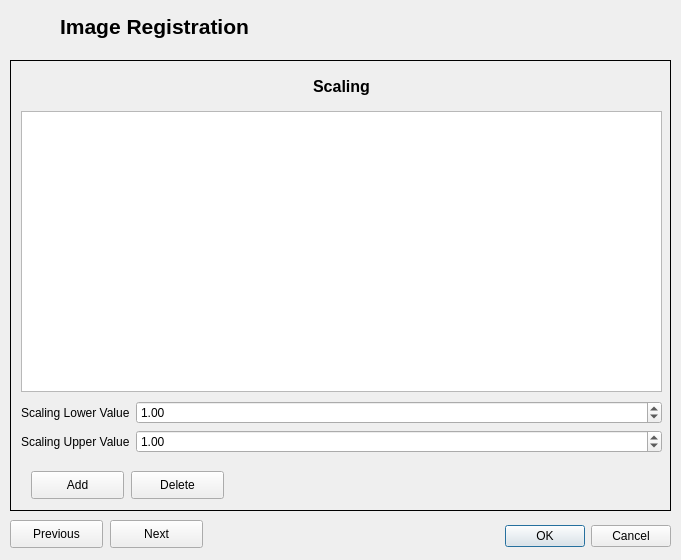
First picture: the form in image_registration/image_registration_dialog_base.ui, repository AUGSignals/qgis-plugins, before the edit.
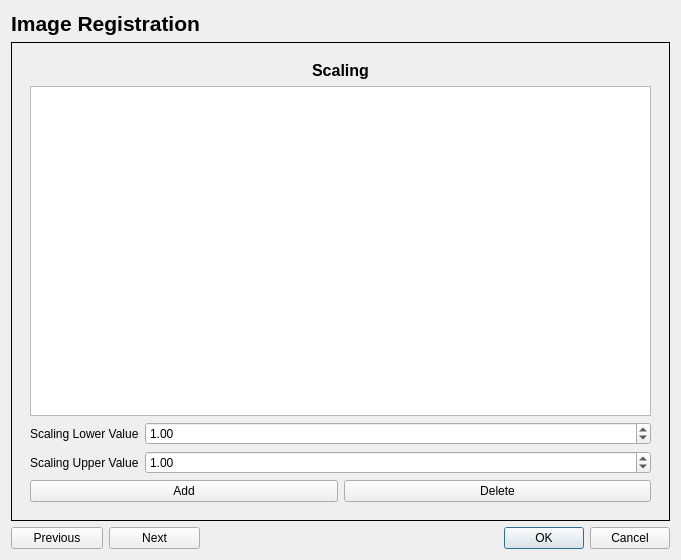
Second picture: the form after the edit. The open tabs and pages were chosen to show the change. Custom widgets are drawn as their Qt base class.

Commit message: GUI auto resize

Diff of the .ui file:
```diff
--- a/image_registration/image_registration_dialog_base.ui
+++ b/image_registration/image_registration_dialog_base.ui
@@ -13,34 +13,9 @@
   <property name="windowTitle">
    <string>Image Registration</string>
   </property>
-  <widget class="QDialogButtonBox" name="button_box">
-   <property name="geometry">
-    <rect>
-     <x>330</x>
-     <y>520</y>
-     <width>341</width>
-     <height>32</height>
-    </rect>
-   </property>
-   <property name="orientation">
-    <enum>Qt::Horizontal</enum>
-   </property>
-   <property name="standardButtons">
-    <set>QDialogButtonBox::Cancel|QDialogButtonBox::Ok</set>
-   </property>
-   <property name="centerButtons">
-    <bool>false</bool>
-   </property>
-  </widget>
+  <layout class="QGridLayout" name="gridLayout">
+   <item row="0" column="0" colspan="2">
   <widget class="QLabel" name="title_label">
-   <property name="geometry">
-    <rect>
-     <x>20</x>
-     <y>10</y>
-     <width>269</width>
-     <height>33</height>
-    </rect>
-   </property>
    <property name="text">
     <string>&lt;!DOCTYPE HTML PUBLIC &quot;-//W3C//DTD HTML 4.0//EN&quot; &quot;http://www.w3.org/TR/REC-html40/strict.dtd&quot;&gt;
 &lt;html&gt;&lt;head&gt;&lt;meta name=&quot;qrichtext&quot; content=&quot;1&quot; /&gt;&lt;style type=&quot;text/css&quot;&gt;
@@ -52,15 +27,9 @@
     <set>Qt::AlignCenter</set>
    </property>
   </widget>
+   </item>
+   <item row="1" column="0" colspan="3">
   <widget class="QStackedWidget" name="stackedWidget">
-   <property name="geometry">
-    <rect>
-     <x>10</x>
-     <y>60</y>
-     <width>661</width>
-     <height>451</height>
-    </rect>
-   </property>
    <property name="frameShape">
     <enum>QFrame::Box</enum>
    </property>
@@ -68,15 +37,8 @@
     <number>0</number>
    </property>
    <widget class="QWidget" name="page">
-    <widget class="QWidget" name="formLayoutWidget">
-     <property name="geometry">
-      <rect>
-       <x>10</x>
-       <y>10</y>
-       <width>641</width>
-       <height>431</height>
-      </rect>
-     </property>
+      <layout class="QGridLayout" name="gridLayout_2">
+       <item row="0" column="0">
      <layout class="QFormLayout" name="formLayout">
       <item row="0" column="0">
        <widget class="QLabel" name="transformationTypeLabel">
@@ -394,66 +356,19 @@
        </widget>
       </item>
      </layout>
-    </widget>
+       </item>
+      </layout>
    </widget>
    <widget class="QWidget" name="page_2">
+      <layout class="QGridLayout" name="gridLayout_3">
+       <item row="0" column="0">
     <widget class="QWidget" name="widget_3" native="true">
-     <property name="geometry">
-      <rect>
-       <x>10</x>
-       <y>10</y>
-       <width>641</width>
-       <height>431</height>
-      </rect>
-     </property>
      <property name="autoFillBackground">
       <bool>false</bool>
      </property>
-     <widget class="QListWidget" name="scalingList">
-      <property name="geometry">
-       <rect>
-        <x>0</x>
-        <y>40</y>
-        <width>641</width>
-        <height>281</height>
-       </rect>
-      </property>
-     </widget>
-     <widget class="QPushButton" name="scalingAddButton">
-      <property name="geometry">
-       <rect>
-        <x>10</x>
-        <y>400</y>
-        <width>93</width>
-        <height>28</height>
-       </rect>
-      </property>
-      <property name="text">
-       <string>Add</string>
-      </property>
-     </widget>
-     <widget class="QPushButton" name="scalingDeleteButton">
-      <property name="geometry">
-       <rect>
-        <x>110</x>
-        <y>400</y>
-        <width>93</width>
-        <height>28</height>
-       </rect>
-      </property>
-      <property name="text">
-       <string>Delete</string>
-      </property>
-     </widget>
+         <layout class="QGridLayout" name="gridLayout_6">
+          <item row="0" column="0" colspan="2">
      <widget class="QLabel" name="title_label_4">
-      <property name="geometry">
-       <rect>
-        <x>0</x>
-        <y>0</y>
-        <width>641</width>
-        <height>31</height>
-       </rect>
-      </property>
       <property name="text">
        <string>&lt;!DOCTYPE HTML PUBLIC &quot;-//W3C//DTD HTML 4.0//EN&quot; &quot;http://www.w3.org/TR/REC-html40/strict.dtd&quot;&gt;
 &lt;html&gt;&lt;head&gt;&lt;meta name=&quot;qrichtext&quot; content=&quot;1&quot; /&gt;&lt;style type=&quot;text/css&quot;&gt;
@@ -465,15 +380,11 @@
        <set>Qt::AlignCenter</set>
       </property>
      </widget>
-     <widget class="QWidget" name="formLayoutWidget_2">
-      <property name="geometry">
-       <rect>
-        <x>0</x>
-        <y>330</y>
-        <width>641</width>
-        <height>61</height>
-       </rect>
-      </property>
+          </item>
+          <item row="1" column="0" colspan="2">
+           <widget class="QListWidget" name="scalingList"/>
+          </item>
+          <item row="2" column="0" colspan="2">
       <layout class="QFormLayout" name="formLayout_2">
        <item row="0" column="0">
         <widget class="QLabel" name="scalingLowerValueLabel">
@@ -510,67 +421,36 @@
         </widget>
        </item>
       </layout>
-     </widget>
-    </widget>
+          </item>
+          <item row="3" column="0">
+           <widget class="QPushButton" name="scalingAddButton">
+            <property name="text">
+             <string>Add</string>
+            </property>
+           </widget>
+          </item>
+          <item row="3" column="1">
+           <widget class="QPushButton" name="scalingDeleteButton">
+            <property name="text">
+             <string>Delete</string>
+            </property>
+           </widget>
+          </item>
+         </layout>
+        </widget>
+       </item>
+      </layout>
    </widget>
    <widget class="QWidget" name="page_3">
+      <layout class="QGridLayout" name="gridLayout_4">
+       <item row="0" column="0">
     <widget class="QWidget" name="widget_2" native="true">
-     <property name="geometry">
-      <rect>
-       <x>10</x>
-       <y>10</y>
-       <width>641</width>
-       <height>431</height>
-      </rect>
-     </property>
      <property name="autoFillBackground">
       <bool>false</bool>
      </property>
-     <widget class="QListWidget" name="featureImageList">
-      <property name="geometry">
-       <rect>
-        <x>0</x>
-        <y>40</y>
-        <width>641</width>
-        <height>281</height>
-       </rect>
-      </property>
-     </widget>
-     <widget class="QPushButton" name="featureImageAddButton">
-      <property name="geometry">
-       <rect>
-        <x>10</x>
-        <y>400</y>
-        <width>93</width>
-        <height>28</height>
-       </rect>
-      </property>
-      <property name="text">
-       <string>Add</string>
-      </property>
-     </widget>
-     <widget class="QPushButton" name="featureImageDeleteButton">
-      <property name="geometry">
-       <rect>
-        <x>110</x>
-        <y>400</y>
-        <width>93</width>
-        <height>28</height>
-       </rect>
-      </property>
-      <property name="text">
-       <string>Delete</string>
-      </property>
-     </widget>
+         <layout class="QGridLayout" name="gridLayout_7">
+          <item row="0" column="0" colspan="2">
      <widget class="QLabel" name="title_label_2">
-      <property name="geometry">
-       <rect>
-        <x>0</x>
-        <y>0</y>
-        <width>641</width>
-        <height>31</height>
-       </rect>
-      </property>
       <property name="text">
        <string>&lt;!DOCTYPE HTML PUBLIC &quot;-//W3C//DTD HTML 4.0//EN&quot; &quot;http://www.w3.org/TR/REC-html40/strict.dtd&quot;&gt;
 &lt;html&gt;&lt;head&gt;&lt;meta name=&quot;qrichtext&quot; content=&quot;1&quot; /&gt;&lt;style type=&quot;text/css&quot;&gt;
@@ -582,15 +462,11 @@
        <set>Qt::AlignCenter</set>
       </property>
      </widget>
-     <widget class="QWidget" name="formLayoutWidget_3">
-      <property name="geometry">
-       <rect>
-        <x>0</x>
-        <y>330</y>
-        <width>641</width>
-        <height>61</height>
-       </rect>
-      </property>
+          </item>
+          <item row="1" column="0" colspan="2">
+           <widget class="QListWidget" name="featureImageList"/>
+          </item>
+          <item row="2" column="0" colspan="2">
       <layout class="QFormLayout" name="formLayout_3">
        <item row="0" column="0">
         <widget class="QLabel" name="featureReferenceImageLabel">
@@ -627,30 +503,41 @@
         </widget>
        </item>
       </layout>
-     </widget>
-    </widget>
+          </item>
+          <item row="3" column="0">
+           <widget class="QPushButton" name="featureImageAddButton">
+            <property name="text">
+             <string>Add</string>
+            </property>
+           </widget>
+          </item>
+          <item row="3" column="1">
+           <widget class="QPushButton" name="featureImageDeleteButton">
+            <property name="text">
+             <string>Delete</string>
+            </property>
+           </widget>
+          </item>
+         </layout>
+        </widget>
+       </item>
+      </layout>
    </widget>
    <widget class="QWidget" name="page_4">
+      <layout class="QGridLayout" name="gridLayout_5">
+       <item row="0" column="0">
     <widget class="QWidget" name="widget_4" native="true">
-     <property name="geometry">
-      <rect>
-       <x>10</x>
-       <y>10</y>
-       <width>641</width>
-       <height>431</height>
-      </rect>
-     </property>
      <property name="autoFillBackground">
       <bool>false</bool>
      </property>
+         <layout class="QGridLayout" name="gridLayout_8">
+          <item row="0" column="0">
      <widget class="QLabel" name="title_label_5">
-      <property name="geometry">
-       <rect>
-        <x>0</x>
-        <y>0</y>
-        <width>641</width>
-        <height>31</height>
-       </rect>
+            <property name="maximumSize">
+             <size>
+              <width>16777215</width>
+              <height>30</height>
+             </size>
       </property>
       <property name="text">
        <string>&lt;!DOCTYPE HTML PUBLIC &quot;-//W3C//DTD HTML 4.0//EN&quot; &quot;http://www.w3.org/TR/REC-html40/strict.dtd&quot;&gt;
@@ -663,15 +550,8 @@
        <set>Qt::AlignCenter</set>
       </property>
      </widget>
-     <widget class="QWidget" name="formLayoutWidget_4">
-      <property name="geometry">
-       <rect>
-        <x>0</x>
-        <y>40</y>
-        <width>641</width>
-        <height>381</height>
-       </rect>
-      </property>
+          </item>
+          <item row="1" column="0">
       <layout class="QFormLayout" name="formLayout_4">
        <item row="0" column="0">
         <widget class="QLabel" name="outputDirectoryLabel">
@@ -761,36 +641,42 @@
         </widget>
        </item>
       </layout>
-     </widget>
-    </widget>
-   </widget>
-  </widget>
+          </item>
+         </layout>
+        </widget>
+       </item>
+      </layout>
+     </widget>
+    </widget>
+   </item>
+   <item row="2" column="0">
   <widget class="QPushButton" name="previousButton">
-   <property name="geometry">
-    <rect>
-     <x>10</x>
-     <y>520</y>
-     <width>93</width>
-     <height>28</height>
-    </rect>
-   </property>
    <property name="text">
     <string>Previous</string>
    </property>
   </widget>
+   </item>
+   <item row="2" column="1">
   <widget class="QPushButton" name="nextButton">
-   <property name="geometry">
-    <rect>
-     <x>110</x>
-     <y>520</y>
-     <width>93</width>
-     <height>28</height>
-    </rect>
-   </property>
    <property name="text">
     <string>Next</string>
    </property>
   </widget>
+   </item>
+   <item row="2" column="2">
+    <widget class="QDialogButtonBox" name="button_box">
+     <property name="orientation">
+      <enum>Qt::Horizontal</enum>
+     </property>
+     <property name="standardButtons">
+      <set>QDialogButtonBox::Cancel|QDialogButtonBox::Ok</set>
+     </property>
+     <property name="centerButtons">
+      <bool>false</bool>
+     </property>
+    </widget>
+   </item>
+  </layout>
  </widget>
  <customwidgets>
   <customwidget>
```
Lines whose indentation alone changed are shown as unchanged.
